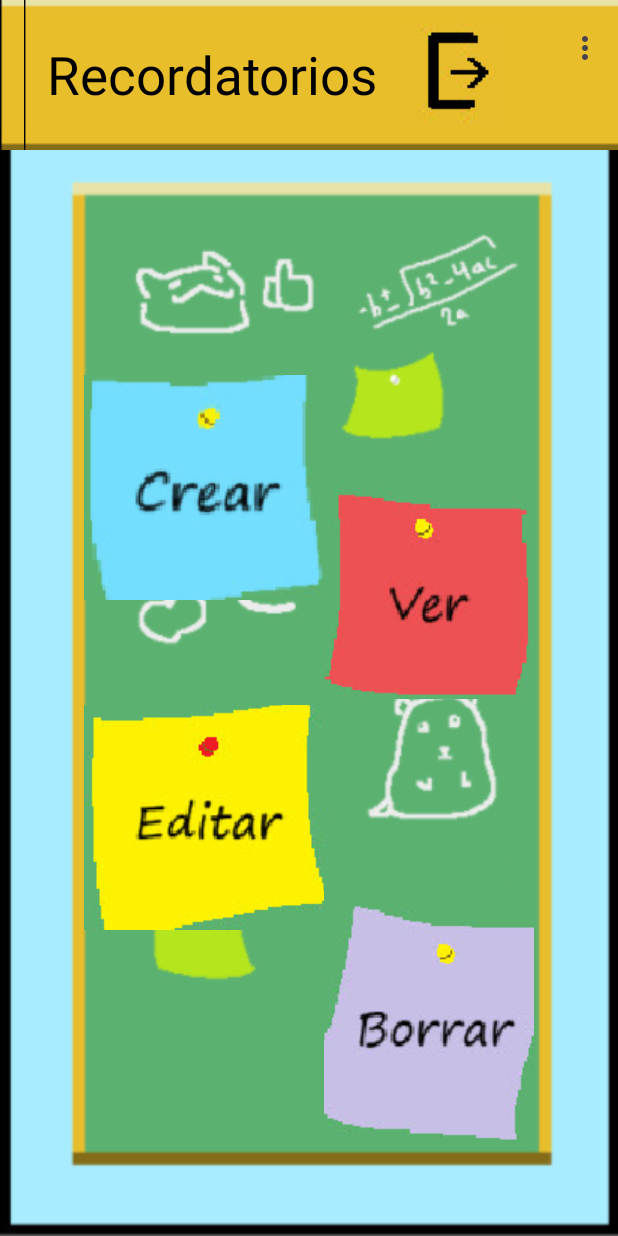
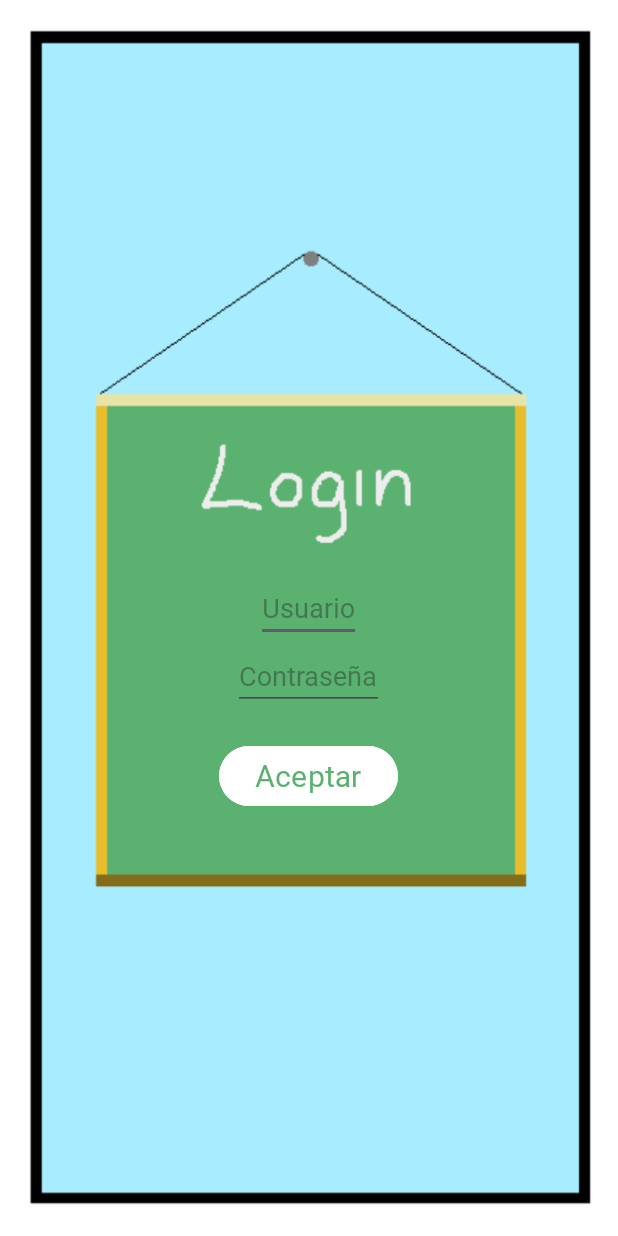
Before and after one commit to Cellulose2008/IntegradorMoviles, an Android app: the screen it shows after launch (MainActivity before the commit, inicio after it), on a phone screen of 412 x 824 dp. Run offline under Robolectric (Android 15) with nearby library versions, the light colour scheme and no system bars; our stand-ins replace Volley.

Commit message:
Ver 1. Botones de navegación funcionales.

```diff
--- a/app/build.gradle.kts
+++ b/app/build.gradle.kts
@@ -33,6 +33,7 @@
 
 dependencies {
 
+    implementation("com.android.volley:volley:1.2.1")
     implementation(libs.appcompat)
     implementation(libs.material)
     implementation(libs.activity)
--- /dev/null
+++ b/app/src/main/java/com/example/a21300626_6_proyecto/inicio.java
@@ -0,0 +1,123 @@
+package com.example.a21300626_6_proyecto;
+
+import android.content.Context;
+import android.content.Intent;
+import android.content.SharedPreferences;
+import android.os.Bundle;
+import android.util.Log;
+import android.view.Menu;
+import android.view.MenuItem;
+import android.view.View;
+import android.widget.Button;
+import android.widget.EditText;
+import android.widget.Toast;
+import androidx.appcompat.widget.Toolbar;
+
+import androidx.activity.EdgeToEdge;
+import androidx.annotation.NonNull;
+import androidx.appcompat.app.AppCompatActivity;
+
+import com.android.volley.Request;
+import com.android.volley.RequestQueue;
+import com.android.volley.Response;
+import com.android.volley.VolleyError;
+import com.android.volley.toolbox.JsonObjectRequest;
+import com.android.volley.toolbox.Volley;
+
+import org.json.JSONException;
+import org.json.JSONObject;
+
+public class inicio extends AppCompatActivity {
+
+    EditText usuario, contra;
+    Button ingresar;
+    SharedPreferences archivo;
+
+    @Override
+    protected void onCreate(Bundle savedInstanceState) {
+        super.onCreate(savedInstanceState);
+        EdgeToEdge.enable(this);
+        setContentView(R.layout.activity_inicio);
+
+        usuario = findViewById(R.id.usuarioID);
+        contra = findViewById(R.id.contraID);
+        ingresar = findViewById(R.id.ingresarID);
+        archivo = this.getSharedPreferences("sesion", Context.MODE_PRIVATE);
+
+        ingresar.setOnClickListener(new View.OnClickListener() {
+            @Override
+            public void onClick(View view) {
+                ingresar();
+            }
+        });
+
+    }
+
+    private void ingresar() {
+
+        //cambia la IP por la tuya (ipconfig en cmd)
+        String url="http://192.168.100.28/ingreso.php?usr=";
+        url=url+usuario.getText().toString();
+        url=url+"&pass=";
+        url=url+contra.getText().toString();
+
+        //obtiene datos
+        JsonObjectRequest pet = new JsonObjectRequest(Request.Method.GET,url,
+                null, new Response.Listener<JSONObject>() {
+            @Override
+            public void onResponse(JSONObject response) {
+
+                try {
+                    if (response.getInt("usr") != -1) {
+                        Intent i = new Intent(inicio.this, MainActivity.class);
+                        SharedPreferences.Editor editor = archivo.edit(); //almacena y mueve datos clave-valor
+                        editor.putInt("id_usuario", response.getInt("usr"));
+                        editor.apply();
+                        startActivity(i);
+                        finish();
+                    } else {
+                        usuario.setText("");
+                        contra.setText("");
+                        Toast.makeText(inicio.this, "Credenciales incorrectas.", Toast.LENGTH_SHORT).show();
+                    }
+                } catch (JSONException e) {
+                    throw new RuntimeException(e);
+                }
+                //Toast.makeText(inicio.this, response.toString(), Toast.LENGTH_SHORT).show();
+            }
+        }, new Response.ErrorListener() {
+            @Override
+            public void onErrorResponse(VolleyError volleyerror) {
+                Log.d("yo", volleyerror.getMessage());
+            }
+
+        });
+        RequestQueue lanzarPeticion = Volley.newRequestQueue(this); //realiza la conexion http
+        lanzarPeticion.add(pet);
+
+        /*if (usuario.getText().toString().equals("GUSA")&&
+                contra.getText().toString().equals("cisco")) {
+
+            Intent in = new Intent(this, MainActivity.class);
+            SharedPreferences.Editor editor = archivo.edit();
+            editor.putString("usuario","GUSA");
+            editor.putString("contra", "cisco");
+            editor.putBoolean("valido", true);
+            editor.apply();
+            //editor.commit();
+            startActivity(in);
+            finish();
+        }
+        else {
+            //usuario.setText();
+            Toast.makeText(this, "Datos erroneos.", Toast.LENGTH_SHORT).show();
+        }*/
+    }
+
+    @Override
+    public boolean onCreateOptionsMenu(Menu menu) {
+
+        getMenuInflater().inflate(R.menu.menu,menu);
+        return super.onCreateOptionsMenu(menu);
+    }
+}
--- /dev/null
+++ b/app/src/main/res/layout/activity_inicio.xml
@@ -0,0 +1,43 @@
+<?xml version="1.0" encoding="utf-8"?>
+<LinearLayout xmlns:android="http://schemas.android.com/apk/res/android"
+    xmlns:app="http://schemas.android.com/apk/res-auto"
+    xmlns:tools="http://schemas.android.com/tools"
+    android:id="@+id/main"
+    android:layout_width="match_parent"
+    android:layout_height="match_parent"
+    tools:context=".inicio"
+    android:orientation="vertical"
+    android:background="@drawable/loginbg"
+    android:gravity="center">
+
+    <EditText
+        android:layout_width="wrap_content"
+        android:layout_height="wrap_content"
+        android:textColor="@color/white"
+        android:hint="Usuario"
+        android:fontFamily="@font/segoesc"
+        android:layout_marginTop="100dp"
+        android:id="@+id/usuarioID"
+        android:textAlignment="center"/>
+
+    <EditText
+        android:layout_width="wrap_content"
+        android:layout_height="wrap_content"
+        android:textColor="@color/white"
+        android:hint="Contraseña"
+        android:fontFamily="@font/segoesc"
+        android:id="@+id/contraID"
+        android:textAlignment="center"/>
+
+    <Button
+        android:layout_width="wrap_content"
+        android:layout_height="wrap_content"
+        android:text="Aceptar"
+        android:textSize="20sp"
+        android:fontFamily="@font/segoesc"
+        android:textColor="#5AB06F"
+        android:backgroundTint="@color/white"
+        android:layout_marginTop="20dp"
+        android:id="@+id/ingresarID"/>
+
+</LinearLayout>
--- a/app/src/main/res/values/colors.xml
+++ b/app/src/main/res/values/colors.xml
@@ -3,4 +3,5 @@
     <color name="black">#FF000000</color>
     <color name="white">#FFFFFFFF</color>
     <color name="purpura">#A44C98</color>
+    <color name="verde">#5AB06F</color>
 </resources>
--- a/app/src/main/res/xml/data_extraction_rules.xml
+++ b/app/src/main/res/xml/data_extraction_rules.xml
@@ -3,8 +3,9 @@
    See https://developer.android.com/about/versions/12/backup-restore#xml-changes
    for details.
 -->
-<data-extraction-rules>
-    <cloud-backup>
+<data-extraction-rules xmlns:tools="http://schemas.android.com/tools"
+    tools:ignore="FullBackupContent">
+    <cloud-backup tools:ignore="FullBackupContent">
         <!-- TODO: Use <include> and <exclude> to control what is backed up.
         <include .../>
         <exclude .../>
```
Also changed, not shown: app/src/main/AndroidManifest.xml (+11 -1 lines), app/src/main/res/drawable/loginbg.png (added).
